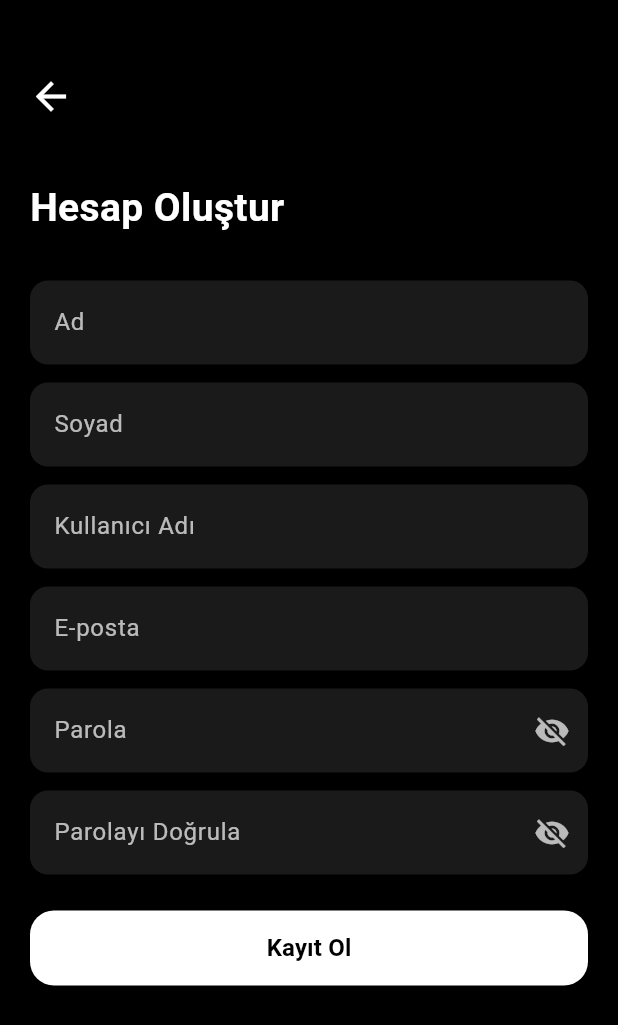
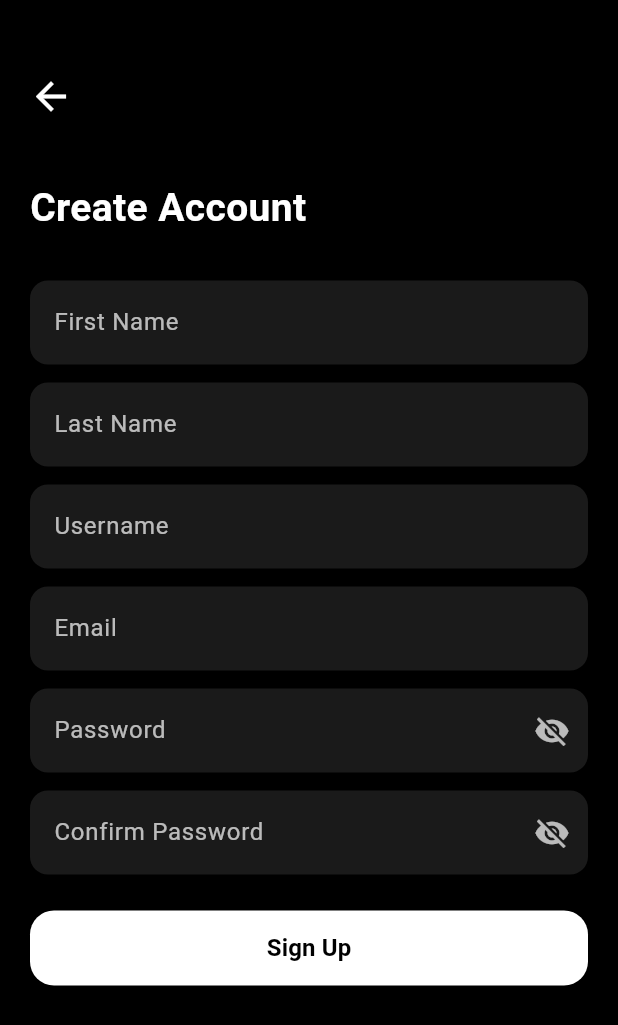
Before and after one commit to selcanakturk/Travelouge-front_end, a Flutter app: the SignUpPage screen opened by its route, on a phone screen of 412 x 824 dp. Shown: the top 1025 px of the screen. Run offline on Flutter 3.47's test engine with Material 3 defaults, Android fonts, the phone set to English and light mode, and no system bars; our stand-ins replace dio, flutter_map, geocoding, geolocator, google_maps_flutter, image_picker and 3 more; accounts and stored records are empty.

Commit message:
Animasyon ve düzenlemeler

```diff
--- a/lib/features/auth/screens/sign_up_screen.dart
+++ b/lib/features/auth/screens/sign_up_screen.dart
@@ -33,12 +33,12 @@ class _SignUpPageState extends State<SignUpPage> {
 
       if (success) {
         ScaffoldMessenger.of(context).showSnackBar(
-          const SnackBar(content: Text("Kayıt başarılı!")),
+          const SnackBar(content: Text("Registration successful!")),
         );
         Navigator.pop(context);
       } else {
         ScaffoldMessenger.of(context).showSnackBar(
-          const SnackBar(content: Text("Kayıt başarısız!")),
+          const SnackBar(content: Text("Registration failed!")),
         );
       }
     }
@@ -58,36 +58,36 @@ class _SignUpPageState extends State<SignUpPage> {
                 padding: const EdgeInsets.only(top: 100),
                 children: [
                   const Text(
-                    "Hesap Oluştur",
+                    "Create Account",
                     style: TextStyle(
                         fontSize: 26,
                         fontWeight: FontWeight.bold,
                         color: Colors.white),
                   ),
                   const SizedBox(height: 30),
-                  _buildTextField("Ad", _firstNameController,
-                      (v) => v!.isEmpty ? "Ad gerekli" : null),
+                  _buildTextField("First Name", _firstNameController,
+                      (v) => v!.isEmpty ? "First name is required" : null),
                   const SizedBox(height: 12),
-                  _buildTextField("Soyad", _lastNameController,
-                      (v) => v!.isEmpty ? "Soyad gerekli" : null),
+                  _buildTextField("Last Name", _lastNameController,
+                      (v) => v!.isEmpty ? "Last name is required" : null),
                   const SizedBox(height: 12),
-                  _buildTextField("Kullanıcı Adı", _usernameController,
-                      (v) => v!.isEmpty ? "Kullanıcı adı gerekli" : null),
+                  _buildTextField("Username", _usernameController,
+                      (v) => v!.isEmpty ? "Username is required" : null),
                   const SizedBox(height: 12),
-                  _buildTextField("E-posta", _emailController,
-                      (v) => v!.isEmpty ? "E-posta gerekli" : null),
+                  _buildTextField("Email", _emailController,
+                      (v) => v!.isEmpty ? "Email is required" : null),
                   const SizedBox(height: 12),
-                  _buildTextField("Parola", _passwordController,
-                      (v) => v!.isEmpty ? "Parola gerekli" : null,
+                  _buildTextField("Password", _passwordController,
+                      (v) => v!.isEmpty ? "Password is required" : null,
                       isPassword: true),
                   const SizedBox(height: 12),
                   _buildTextField(
-                      "Parolayı Doğrula", _confirmPasswordController, (v) {
+                      "Confirm Password", _confirmPasswordController, (v) {
                     if (v == null || v.isEmpty) {
-                      return "Lütfen parolayı tekrar girin";
+                      return "Please re-enter your password";
                     }
                     if (v != _passwordController.text) {
-                      return "Parolalar eşleşmiyor";
+                      return "Passwords do not match";
                     }
                     return null;
                   }, isPassword: true),
@@ -103,7 +103,7 @@ class _SignUpPageState extends State<SignUpPage> {
                             borderRadius: BorderRadius.circular(16)),
                       ),
                       child: const Text(
-                        "Kayıt Ol",
+                        "Sign Up",
                         style: TextStyle(
                             fontSize: 16,
                             color: Colors.black,
@@ -115,15 +115,13 @@ class _SignUpPageState extends State<SignUpPage> {
               ),
             ),
           ),
-          // 🔙 Geri Dön Butonu
+          // 🔙 Back Button
           Positioned(
             top: 40,
             left: 10,
             child: IconButton(
               icon: const Icon(Icons.arrow_back, color: Colors.white, size: 30),
-              onPressed: () {
-                Navigator.pushReplacementNamed(context, '/welcome');
-              },
+              onPressed: () => Navigator.pop(context),
             ),
           ),
         ],
--- a/pubspec.yaml
+++ b/pubspec.yaml
@@ -44,6 +44,9 @@ dependencies:
   intl: ^0.20.2
   google_maps_flutter: ^2.12.1
   flutter_google_places_hoc081098: ^2.0.0
+  google_fonts: ^6.2.1
+  animate_do: ^4.2.0
+  video_player: ^2.9.5
 
   # The following adds the Cupertino Icons font to your application.
   # Use with the CupertinoIcons class for iOS style icons.
@@ -73,6 +76,7 @@ flutter:
   # To add assets to your application, add an assets section, like this:
   assets:
     - assets/png/
+    - assets/videos/ucakk.mp4
 
   # An image asset can refer to one or more resolution-specific "variants", see
   # https://flutter.dev/to/resolution-aware-images
```
Also changed, not shown: pubspec.lock, 3 other files.
